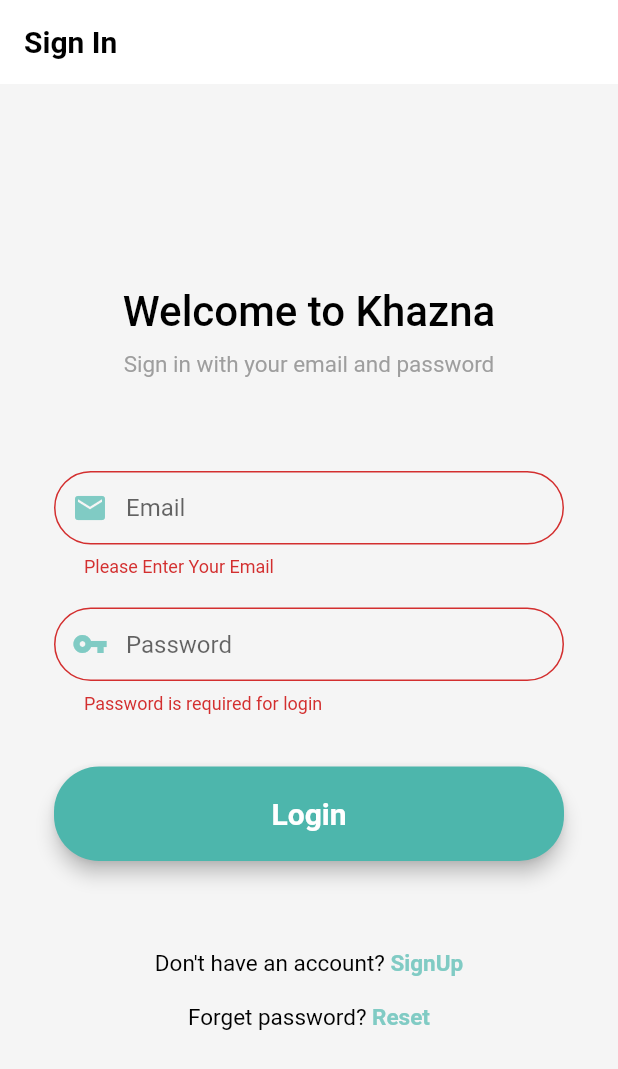
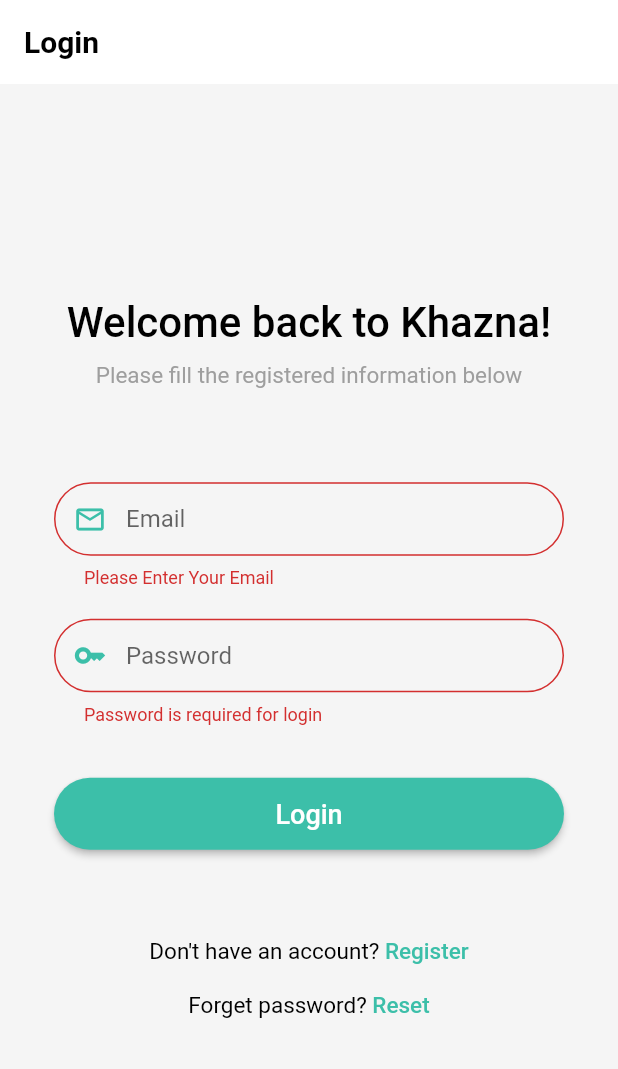
Before and after one commit to AlOmair-Batool/Khazna, a Flutter app: the screen it shows after launch, after a tap on "Login", on a phone screen of 412 x 824 dp. Shown: the top 1069 px of the screen. Run offline on Flutter 3.47's test engine with Material 2 defaults, Android fonts, the light colour scheme and no system bars; our stand-ins replace animated_bottom_navigation_bar, animated_splash_screen, cloud_firestore, firebase_auth, firebase_core, fl_chart and 3 more; missing offline and left inert: telephony; accounts and stored records are empty; network calls fail.

Commit message:
Intro page + launcher icon

```diff
--- a/lib/Pages/login_screen.dart
+++ b/lib/Pages/login_screen.dart
@@ -1,4 +1,3 @@
-import 'package:sim/Pages/home_screen.dart';
 import 'package:sim/Pages/registration_screen.dart';
 import 'package:sim/Pages/root_app.dart';
 import 'package:sim/Pages/ver_screen.dart';
@@ -55,8 +54,9 @@
         textInputAction: TextInputAction.next,
         decoration: InputDecoration(
           prefixIcon: Icon(
-              Icons.mail,
-            color: Colors.teal.shade200,
+            Icons.mail_outlined,
+            size: 22,
+            color: primary,
           ),
           contentPadding: EdgeInsets.fromLTRB(20, 15, 20, 15),
           hintText: "Email",
@@ -89,8 +89,9 @@
         textInputAction: TextInputAction.done,
         decoration: InputDecoration(
           prefixIcon: Icon(
-              Icons.vpn_key,
-              color: Colors.teal.shade200),
+              Icons.key_outlined,
+              size: 22,
+              color: primary),
           contentPadding: EdgeInsets.fromLTRB(20, 15, 20, 15),
           hintText: "Password",
           border: OutlineInputBorder(
@@ -100,18 +101,18 @@
     );
 
     final loginButton = Material(
-      elevation: 5,
+      elevation: 2,
       borderRadius: BorderRadius.circular(30),
-      color: Colors.teal.shade300,
+      color: primary,
       child: MaterialButton(
-          padding: EdgeInsets.fromLTRB(20, 20, 20, 20),
+          padding: EdgeInsets.fromLTRB(10, 10, 10, 10),
           minWidth: MediaQuery.of(context).size.width,
           onPressed : (){
             signIn(emailController.text, passwordController.text);
           },
           child: Text("Login", textAlign: TextAlign.center,
             style: TextStyle(
-                fontSize: 20, color: Colors.white, fontWeight: FontWeight.bold),
+                fontSize: 18, color: Colors.white, fontWeight: FontWeight.w500),
           )),
 
     );
@@ -120,7 +121,7 @@
     return Scaffold(
 
       appBar: AppBar(
-        title: Text("Sign In"),
+        title: Text("Login"),
         backgroundColor: Colors.white,
         titleTextStyle: TextStyle(color: Colors.black ,
             fontSize: 20,
@@ -150,13 +151,14 @@
                   mainAxisAlignment: MainAxisAlignment.center,
                   crossAxisAlignment: CrossAxisAlignment.center,
                   children: <Widget>[
-                    Text('Welcome to Khazna', style: TextStyle( color: Colors.black,
+                    Text('Welcome back to Khazna!', style: TextStyle( color: Colors.black,
                       fontSize:28,
                       fontWeight: FontWeight.w500,
 
                     )),
-                    Text('Sign in with your email and password', style: TextStyle( color: Colors.grey,
+                    Text('Please fill the registered information below', style: TextStyle( color: Colors.grey,
                       fontSize:15,
+                      fontWeight: FontWeight.w400,
                       height: 2,
                     )
                     ),
@@ -187,10 +189,10 @@
                                           RegistrationScreen()));
                             },
                             child: Text(
-                              "SignUp",
+                              "Register",
                               style: TextStyle(
-                                  color: Colors.teal.shade200,
-                                  fontWeight: FontWeight.bold,
+                                  color: primary,
+                                  fontWeight: FontWeight.w500,
                                   height: 4,
                                   fontSize: 15),
                             ),
@@ -214,8 +216,8 @@
                             child: Text(
                               "Reset",
                               style: TextStyle(
-                                  color: Colors.teal.shade200,
-                                  fontWeight: FontWeight.bold,
+                                  color: primary,
+                                  fontWeight: FontWeight.w500,
                                   height: 2,
                                   fontSize: 15),
                             ),
@@ -240,7 +242,7 @@
           .signInWithEmailAndPassword(email: email, password: password)
           .then((uid) => {
         Fluttertoast.showToast(msg: "Login Successful"),
-        Navigator.of(context).pushReplacement(MaterialPageRoute(builder: (context) => VerifyScreen())),
+        Navigator.of(context).pushReplacement(MaterialPageRoute(builder: (context) => RootApp())),
       })
           .catchError((e)
       {
--- a/lib/main.dart
+++ b/lib/main.dart
@@ -1,18 +1,22 @@
-import 'package:sim/Pages/daily_page.dart';
+import 'package:animated_splash_screen/animated_splash_screen.dart';
 import 'package:sim/pages/login_screen.dart';
 import 'package:firebase_core/firebase_core.dart';
 import 'package:flutter/material.dart';
-import 'Pages/root_app.dart';
 
-  void main() async {
+void main() async {
   WidgetsFlutterBinding.ensureInitialized();
   await Firebase.initializeApp();
   runApp(MaterialApp(
-    debugShowCheckedModeBanner: false,
-    home: LoginScreen(),
-  ));
+      debugShowCheckedModeBanner: false,
+      home: AnimatedSplashScreen(
+        splash:
+        "assets/images/logo.png",
+        splashIconSize: 120,
+        splashTransition: SplashTransition.fadeTransition,
+        nextScreen:LoginScreen(),
+      )));
 
-  }
+}
 
 
 
--- a/pubspec.yaml
+++ b/pubspec.yaml
@@ -34,6 +34,7 @@
   cupertino_icons: ^0.1.3
   syncfusion_flutter_charts: ^19.4.55
   mailer: ^5.1.0
+  animated_splash_screen: ^1.2.0
 
   flutter:
     sdk: flutter
```
Also changed, not shown: lib/Pages/registration_screen.dart (+20 -16 lines), assets/images/logo.png, pubspec.lock, 8 other files. Lines whose indentation alone changed are shown as unchanged.
